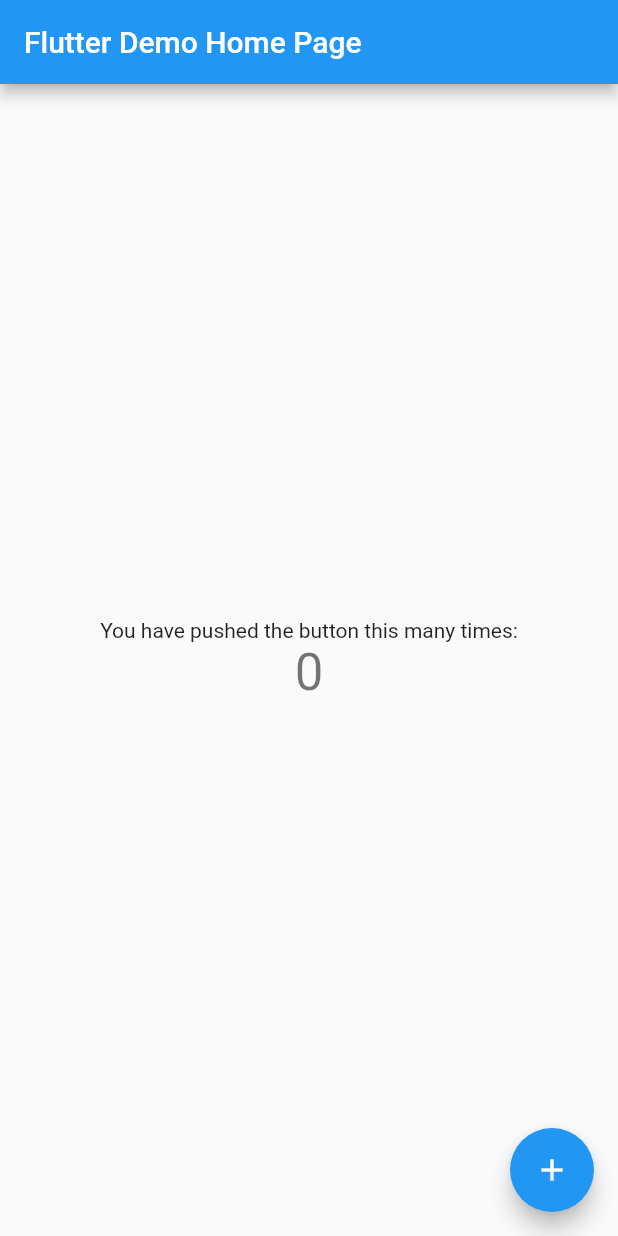
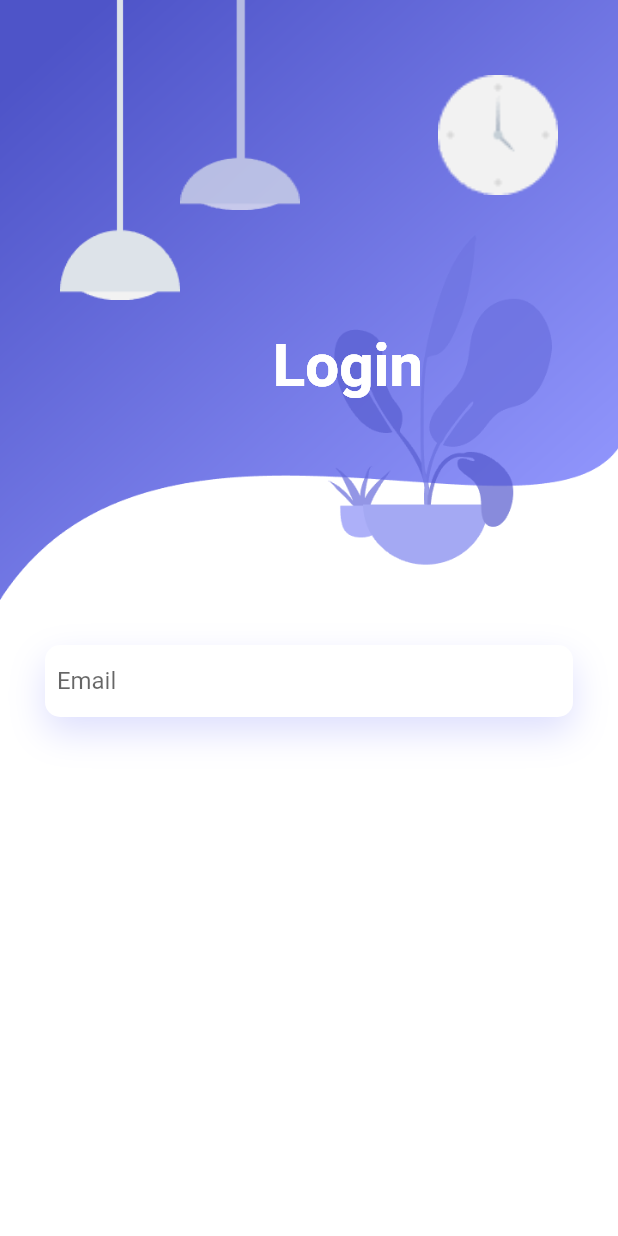
Before and after one commit to smkhaled1998/flutter_animation, a Flutter app: the screen it shows after launch, on a phone screen of 412 x 824 dp. Run offline on Flutter 3.47's test engine with Material 2 defaults, Android fonts, the phone set to English and light mode, and no system bars.

Commit message:
LoginScreen

```diff
--- /dev/null
+++ b/lib/login-screen.dart
@@ -0,0 +1,107 @@
+import 'package:flutter/material.dart';
+
+class LoginScreen extends StatelessWidget {
+  const LoginScreen({Key? key}) : super(key: key);
+
+  @override
+  Widget build(BuildContext context) {
+    return Scaffold(
+      backgroundColor: Colors.white,
+      body: SingleChildScrollView(
+        child: Column(
+          children: [
+            Stack(
+              children: [
+                Container(
+                  height: 400,
+                  decoration: const BoxDecoration(
+                      image: DecorationImage(
+                          fit: BoxFit.fill,
+                          image: AssetImage("assets/images/background.png"))),
+                ),
+                Positioned(
+                  left: 120,
+                  child: Container(
+                    height: 140,
+                    width: 80,
+                    decoration: const BoxDecoration(
+                        image: DecorationImage(
+                            fit: BoxFit.fill,
+                            image: AssetImage("assets/images/light-2.png"))),
+                  ),
+                ),
+                Positioned(
+                  left: 40,
+                  child: Container(
+                    height: 200,
+                    width: 80,
+                    decoration: const BoxDecoration(
+                        image: DecorationImage(
+                            fit: BoxFit.fill,
+                            image: AssetImage("assets/images/light-1.png"))),
+                  ),
+                ),
+                Positioned(
+                  right: 40,
+                  top: 50,
+                  child: Container(
+                    height: 80,
+                    width: 80,
+                    decoration: const BoxDecoration(
+                        image: DecorationImage(
+                            fit: BoxFit.fill,
+                            image: AssetImage("assets/images/clock.png"))),
+                  ),
+                ),
+                Positioned(
+                  right: 130,
+                  top: 220,
+                  child: Container(
+                    child: const Text(
+                      "Login",
+                      style: TextStyle(
+                          color: Colors.white,
+                          fontSize: 40,
+                          fontWeight: FontWeight.w600),
+                    ),
+                  ),
+                ),
+                Positioned(
+                  right: 130,
+                  top: 220,
+                  child: const Text(
+                    "Login",
+                    style: TextStyle(
+                        color: Colors.white,
+                        fontSize: 40,
+                        fontWeight: FontWeight.w600),
+                  ),
+                ),
+              ],
+            ),
+            Padding(
+              padding: const EdgeInsets.all(30.0),
+              child: Container(
+                decoration: BoxDecoration(
+                    borderRadius: BorderRadius.circular(10),
+                    color: Colors.white,
+                    boxShadow: [
+                      BoxShadow(
+                          color: Color.fromRGBO(143, 148, 251, .3),
+                          blurRadius: 20,
+                          offset: Offset(0, 10))
+                    ]),
+                child: TextField(
+                  decoration: InputDecoration(
+                    hintText: "  Email",
+                    border: InputBorder.none,
+                  ),
+                ),
+              ),
+            )
+          ],
+        ),
+      ),
+    );
+  }
+}
--- a/lib/main.dart
+++ b/lib/main.dart
@@ -1,4 +1,6 @@
 import 'package:flutter/material.dart';
+
+import 'login-screen.dart';
 
 void main() {
   runApp(const MyApp());
@@ -7,109 +9,15 @@ void main() {
 class MyApp extends StatelessWidget {
   const MyApp({Key? key}) : super(key: key);
 
-  // This widget is the root of your application.
   @override
   Widget build(BuildContext context) {
     return MaterialApp(
       title: 'Flutter Demo',
       theme: ThemeData(
-        // This is the theme of your application.
-        //
-        // Try running your application with "flutter run". You'll see the
-        // application has a blue toolbar. Then, without quitting the app, try
-        // changing the primarySwatch below to Colors.green and then invoke
-        // "hot reload" (press "r" in the console where you ran "flutter run",
-        // or simply save your changes to "hot reload" in a Flutter IDE).
-        // Notice that the counter didn't reset back to zero; the application
-        // is not restarted.
+
         primarySwatch: Colors.blue,
       ),
-      home: const MyHomePage(title: 'Flutter Demo Home Page'),
+      home: const LoginScreen(),
     );
   }
 }
-
-class MyHomePage extends StatefulWidget {
-  const MyHomePage({Key? key, required this.title}) : super(key: key);
-
-  // This widget is the home page of your application. It is stateful, meaning
-  // that it has a State object (defined below) that contains fields that affect
-  // how it looks.
-
-  // This class is the configuration for the state. It holds the values (in this
-  // case the title) provided by the parent (in this case the App widget) and
-  // used by the build method of the State. Fields in a Widget subclass are
-  // always marked "final".
-
-  final String title;
-
-  @override
-  State<MyHomePage> createState() => _MyHomePageState();
-}
-
-class _MyHomePageState extends State<MyHomePage> {
-  int _counter = 0;
-
-  void _incrementCounter() {
-    setState(() {
-      // This call to setState tells the Flutter framework that something has
-      // changed in this State, which causes it to rerun the build method below
-      // so that the display can reflect the updated values. If we changed
-      // _counter without calling setState(), then the build method would not be
-      // called again, and so nothing would appear to happen.
-      _counter++;
-    });
-  }
-
-  @override
-  Widget build(BuildContext context) {
-    // This method is rerun every time setState is called, for instance as done
-    // by the _incrementCounter method above.
-    //
-    // The Flutter framework has been optimized to make rerunning build methods
-    // fast, so that you can just rebuild anything that needs updating rather
-    // than having to individually change instances of widgets.
-    return Scaffold(
-      appBar: AppBar(
-        // Here we take the value from the MyHomePage object that was created by
-        // the App.build method, and use it to set our appbar title.
-        title: Text(widget.title),
-      ),
-      body: Center(
-        // Center is a layout widget. It takes a single child and positions it
-        // in the middle of the parent.
-        child: Column(
-          // Column is also a layout widget. It takes a list of children and
-          // arranges them vertically. By default, it sizes itself to fit its
-          // children horizontally, and tries to be as tall as its parent.
-          //
-          // Invoke "debug painting" (press "p" in the console, choose the
-          // "Toggle Debug Paint" action from the Flutter Inspector in Android
-          // Studio, or the "Toggle Debug Paint" command in Visual Studio Code)
-          // to see the wireframe for each widget.
-          //
-          // Column has various properties to control how it sizes itself and
-          // how it positions its children. Here we use mainAxisAlignment to
-          // center the children vertically; the main axis here is the vertical
-          // axis because Columns are vertical (the cross axis would be
-          // horizontal).
-          mainAxisAlignment: MainAxisAlignment.center,
-          children: <Widget>[
-            const Text(
-              'You have pushed the button this many times:',
-            ),
-            Text(
-              '$_counter',
-              style: Theme.of(context).textTheme.headline4,
-            ),
-          ],
-        ),
-      ),
-      floatingActionButton: FloatingActionButton(
-        onPressed: _incrementCounter,
-        tooltip: 'Increment',
-        child: const Icon(Icons.add),
-      ), // This trailing comma makes auto-formatting nicer for build methods.
-    );
-  }
-}
--- a/pubspec.yaml
+++ b/pubspec.yaml
@@ -58,8 +58,8 @@ flutter:
   uses-material-design: true
 
   # To add assets to your application, add an assets section, like this:
-  # assets:
-  #   - images/a_dot_burr.jpeg
+  assets:
+    - assets/images/
   #   - images/a_dot_ham.jpeg
 
   # An image asset can refer to one or more resolution-specific "variants", see
```
Also changed, not shown: assets/images/background.png (added), assets/images/clock.png (added), assets/images/light-1.png (added), assets/images/light-2.png (added), 1 other file.
